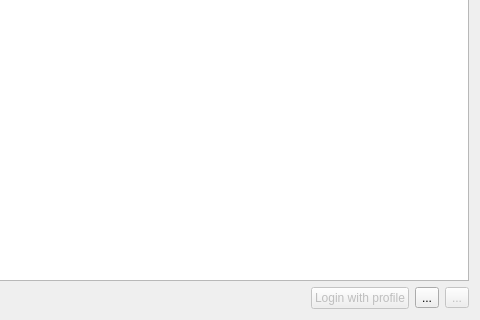
Before: the Qt Designer form recipe-book/ui/profileview.ui in xavier-berthiaume/Recipe-Book, drawn with Qt 5; both pictures show x 221 to 701 and y 247 to 567 of the 701 by 567 pixel window.
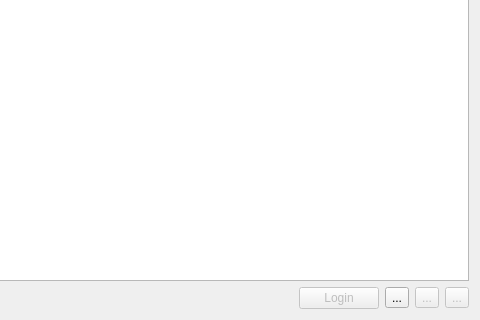
After: the same form once the commit is applied. Icons and pictures are not drawn.

Commit message:
Fully implemented profile creation, modification and deletion
Implemented ui functionality to create, update and delete profiles from the profileview. The profileform is used to modify existing profiles.

Minor changes to slots/signals were implemented to make sure data was sent correctly through different app layers.

```diff
--- a/recipe-book/ui/profileview.ui
+++ b/recipe-book/ui/profileview.ui
@@ -72,7 +72,7 @@
         <bool>false</bool>
        </property>
        <property name="text">
-        <string>Login with profile</string>
+        <string>Login</string>
        </property>
       </widget>
      </item>
@@ -89,6 +89,22 @@
        </property>
       </widget>
      </item>
+     <item>
+      <widget class="QToolButton" name="editButton">
+       <property name="enabled">
+        <bool>false</bool>
+       </property>
+       <property name="toolTip">
+        <string>&lt;html&gt;&lt;head/&gt;&lt;body&gt;&lt;p&gt;Edit the currently selected profile&lt;/p&gt;&lt;/body&gt;&lt;/html&gt;</string>
+       </property>
+       <property name="text">
+        <string>...</string>
+       </property>
+       <property name="icon">
+        <iconset theme="edit-copy"/>
+       </property>
+      </widget>
+     </item>
      <item>
       <widget class="QToolButton" name="deleteButton">
        <property name="enabled">
```
Left out of the diff: 5 changed lines with no effect on the pictures. The commit also changes 20 other files.
